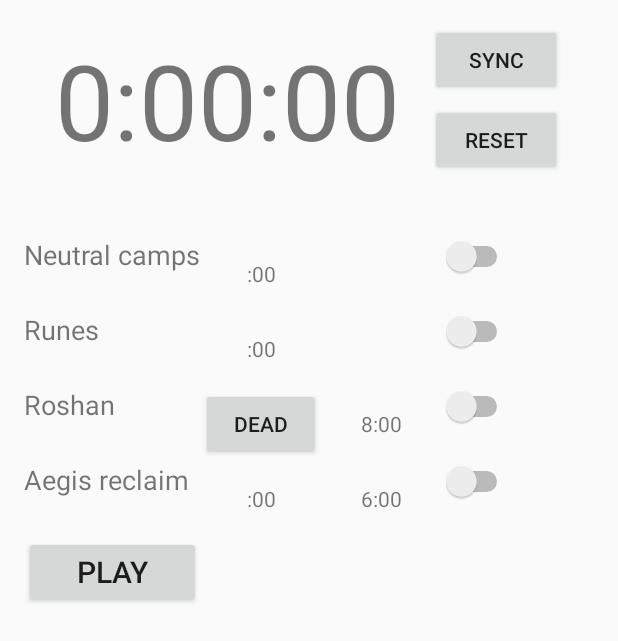
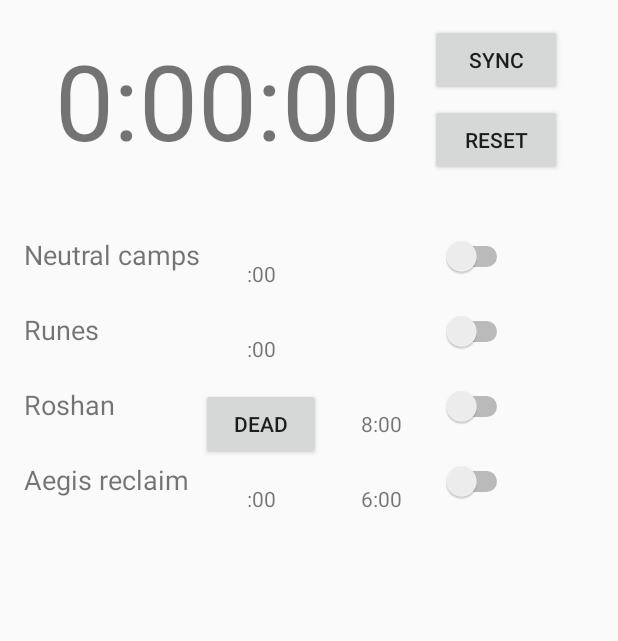
Before and after one commit to rmcconkey/DotaTimer, an Android app: the screen it shows after launch (MainActivity), on a phone screen of 412 x 824 dp. Shown: the top 641 px of the screen. Run offline under Robolectric (Android 15) with nearby library versions, the phone set to English and light mode, and no system bars.

```diff
--- a/app/src/main/res/layout/activity_main.xml
+++ b/app/src/main/res/layout/activity_main.xml
@@ -206,15 +206,6 @@
                 />
         </TableRow>
 
-        <TableRow>
-            <Button
-                android:layout_width="wrap_content"
-                android:layout_height="wrap_content"
-                android:text="Play"
-                android:textSize="20dp"
-                android:onClick="playSound"/>
-        </TableRow>
-
     </TableLayout>
 
 </RelativeLayout>
```
Also changed, not shown: app/src/main/java/com/example/rmcconkey/dotatimer/MainActivity.java (+20 -2 lines).
